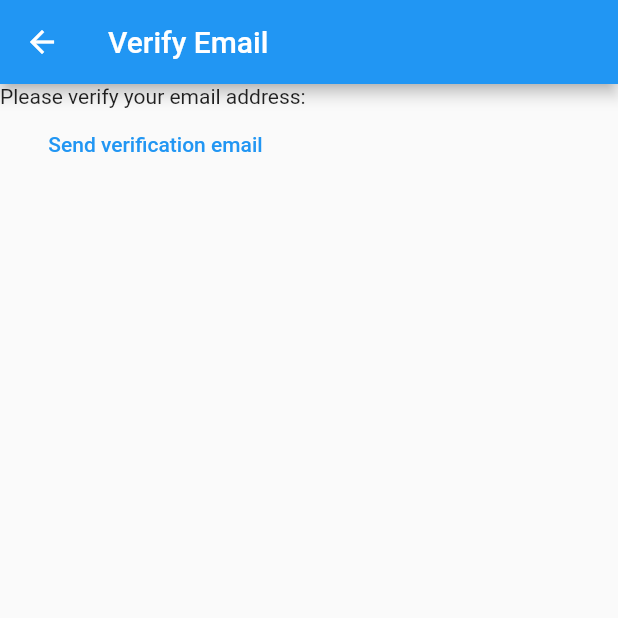
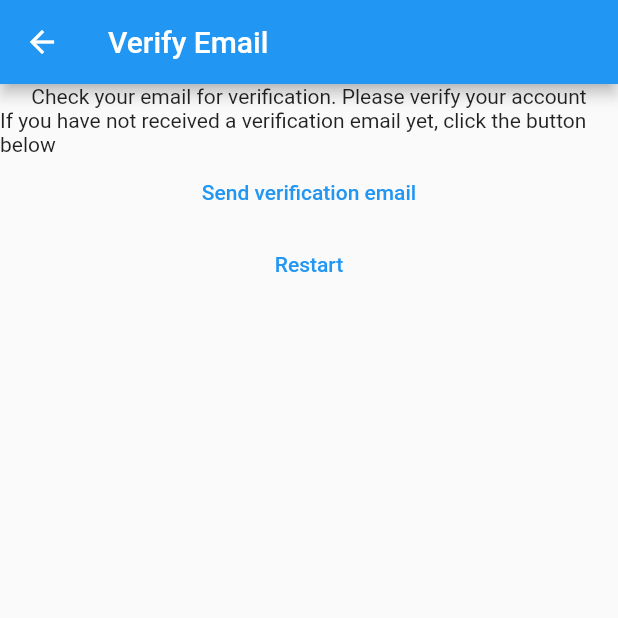
Before and after one commit to wakevro/my-notes-flutter, a Flutter app: the VerifyEmailView screen opened directly, on a phone screen of 412 x 824 dp, the top half of it. Run offline on Flutter 3.47's test engine with Material 2 defaults, Android fonts, the light colour scheme and no system bars; our stand-ins replace firebase_auth, firebase_core; accounts and stored records are empty.

Commit message:
Handle verify email

```diff
--- a/lib/constants/routes.dart
+++ b/lib/constants/routes.dart
@@ -1,3 +1,4 @@
 const loginRoute = "/login/";
 const registerRoute = "/register/";
 const notesRoute = "/notes";
+const verifyEmailRoute = "/verify-email/";
--- a/lib/main.dart
+++ b/lib/main.dart
@@ -4,6 +4,7 @@ import 'package:mynotes/views/home_view.dart';
 import 'package:mynotes/views/login_view.dart';
 import 'package:mynotes/views/notes_view.dart';
 import 'package:mynotes/views/register_view.dart';
+import 'package:mynotes/views/verify_email_view.dart';
 
 const tag = "HomePage";
 
@@ -20,6 +21,7 @@ void main() {
         loginRoute: (context) => const LoginView(),
         registerRoute: (context) => const RegisterView(),
         notesRoute: (context) => const NotesView(),
+        verifyEmailRoute: (context) => const VerifyEmailView(),
       },
       debugShowCheckedModeBanner: false,
     ),
--- a/lib/views/login_view.dart
+++ b/lib/views/login_view.dart
@@ -70,7 +70,7 @@ class _LoginViewState extends State<LoginView> {
                         email: email, password: password);
                 log("Logged in user with email ${_email.text} \nUser credential is $userCredential",
                     name: tag);
-                // ignore: use_build_context_synchronously
+                if (!mounted) return;
                 Navigator.of(context).pushNamedAndRemoveUntil(
                   notesRoute,
                   (route) => false,
--- a/lib/views/notes_view.dart
+++ b/lib/views/notes_view.dart
@@ -34,7 +34,7 @@ class _NotesViewState extends State<NotesView> {
                     await FirebaseAuth.instance.signOut();
                     log("User signed out", name: tag);
 
-                    // ignore:, use_build_context_synchronously
+                    if (!mounted) return;
                     Navigator.of(context)
                         .pushNamedAndRemoveUntil(loginRoute, (route) => false);
                   }
--- a/lib/views/verify_email_view.dart
+++ b/lib/views/verify_email_view.dart
@@ -20,7 +20,10 @@ class _VerifyEmailViewState extends State<VerifyEmailView> {
       appBar: AppBar(title: const Text("Verify Email")),
       body: Column(
         children: [
-          const Text("Please verify your email address: "),
+          const Text(
+              "Check your email for verification. Please verify your account"),
+          const Text(
+              "If you have not received a verification email yet, click the button below"),
           TextButton(
               onPressed: () async {
                 final user = FirebaseAuth.instance.currentUser;
@@ -28,11 +31,20 @@ class _VerifyEmailViewState extends State<VerifyEmailView> {
                     name: tag);
                 await user?.sendEmailVerification();
                 log("Sent to ${user?.email}", name: tag);
-                // ignore: use_build_context_synchronously
+                if (!mounted) return;
                 Navigator.of(context)
                     .pushNamedAndRemoveUntil(loginRoute, (route) => false);
               },
               child: const Text("Send verification email")),
+          TextButton(
+            onPressed: () async {
+              await FirebaseAuth.instance.signOut();
+              if (!mounted) return;
+              Navigator.of(context)
+                  .pushNamedAndRemoveUntil(registerRoute, (route) => false);
+            },
+            child: const Text("Restart"),
+          ),
         ],
       ),
     );
```
Also changed, not shown: lib/views/register_view.dart (+29 -2 lines).
